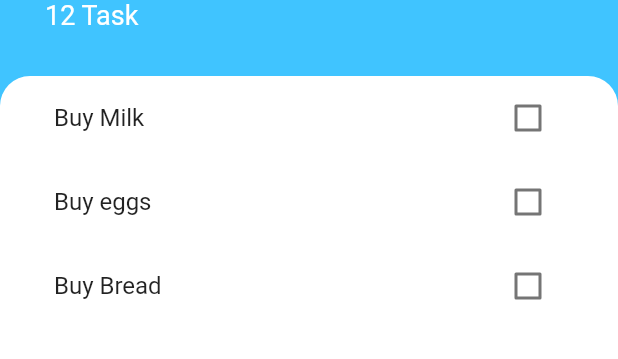
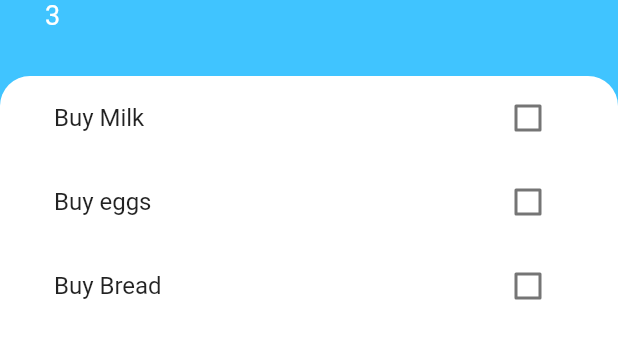
Before and after one commit to Parth-11/todoey, a Flutter app: the screen it shows after launch, on a phone screen of 412 x 824 dp, the part 284-643 px from its top. Run offline on Flutter 3.47's test engine with Material 2 defaults, Android fonts, the phone set to English and light mode, and no system bars.

Commit message:
Lifted the state up the widget tree

```diff
--- a/lib/screens/task_screen.dart
+++ b/lib/screens/task_screen.dart
@@ -1,9 +1,21 @@
 import 'package:flutter/material.dart';
 import 'package:todoey/widgets/tasks_list.dart';
 import 'package:todoey/screens/add_task_screen.dart';
+import 'package:todoey/model/task.dart';
 
-class TasksScreen extends StatelessWidget {
+class TasksScreen extends StatefulWidget {
   const TasksScreen({super.key});
+
+  @override
+  State<TasksScreen> createState() => _TasksScreenState();
+}
+
+class _TasksScreenState extends State<TasksScreen> {
+  List<Task> tasks = [
+    Task(name: 'Buy Milk'),
+    Task(name: 'Buy eggs'),
+    Task(name: 'Buy Bread'),
+  ];
 
   @override
   Widget build(BuildContext context) {
@@ -18,7 +30,12 @@ class TasksScreen extends StatelessWidget {
                     child: Container(
                         padding: EdgeInsets.only(
                             bottom: MediaQuery.of(context).viewInsets.bottom),
-                        child: const AddTaskScreen()),
+                        child: AddTaskScreen((newTaskTitle) {
+                          setState(() {
+                            tasks.add(Task(name: newTaskTitle));
+                          });
+                          Navigator.pop(context);
+                        })),
                   ));
         },
         backgroundColor: Colors.lightBlueAccent,
@@ -34,10 +51,10 @@ class TasksScreen extends StatelessWidget {
               right: 30.0,
               bottom: 30.0,
             ),
-            child: const Column(
+            child: Column(
               crossAxisAlignment: CrossAxisAlignment.start,
               children: [
-                CircleAvatar(
+                const CircleAvatar(
                   backgroundColor: Colors.white,
                   radius: 30.0,
                   child: Icon(
@@ -46,8 +63,8 @@ class TasksScreen extends StatelessWidget {
                     color: Colors.lightBlueAccent,
                   ),
                 ),
-                SizedBox(height: 10.0),
-                Text(
+                const SizedBox(height: 10.0),
+                const Text(
                   'Todoey',
                   style: TextStyle(
                     color: Colors.white,
@@ -56,8 +73,8 @@ class TasksScreen extends StatelessWidget {
                   ),
                 ),
                 Text(
-                  '12 Task',
-                  style: TextStyle(
+                  '${tasks.length}',
+                  style: const TextStyle(
                     color: Colors.white,
                     fontSize: 18,
                   ),
@@ -74,7 +91,7 @@ class TasksScreen extends StatelessWidget {
                     topLeft: Radius.circular(20),
                     topRight: Radius.circular(20)),
               ),
-              child: const TasksLists(),
+              child: TasksLists(tasks),
             ),
           )
         ],
--- a/lib/widgets/tasks_list.dart
+++ b/lib/widgets/tasks_list.dart
@@ -3,35 +3,28 @@ import 'package:todoey/widgets/task_tile.dart';
 import 'package:todoey/model/task.dart';
 
 class TasksLists extends StatefulWidget {
-  const TasksLists({
-    super.key,
-  });
+  const TasksLists(this.tasks);
+  final List<Task> tasks;
 
   @override
   State<TasksLists> createState() => _TasksListsState();
 }
 
 class _TasksListsState extends State<TasksLists> {
-  List<Task> tasks = [
-    Task(name: 'Buy Milk'),
-    Task(name: 'Buy eggs'),
-    Task(name: 'Buy Bread'),
-  ];
-
   @override
   Widget build(BuildContext context) {
     return ListView.builder(
       itemBuilder: (context, index) {
         return TaskTile(
-            taskTitle: tasks[index].name,
-            isChecked: tasks[index].isDone,
+            taskTitle: widget.tasks[index].name,
+            isChecked: widget.tasks[index].isDone,
             checkboxCallback: (bool? newValue) {
               setState(() {
-                tasks[index].toggleDone();
+                widget.tasks[index].toggleDone();
               });
             });
       },
-      itemCount: tasks.length,
+      itemCount: widget.tasks.length,
     );
   }
 }
```
Also changed, not shown: lib/screens/add_task_screen.dart (+11 -3 lines).
